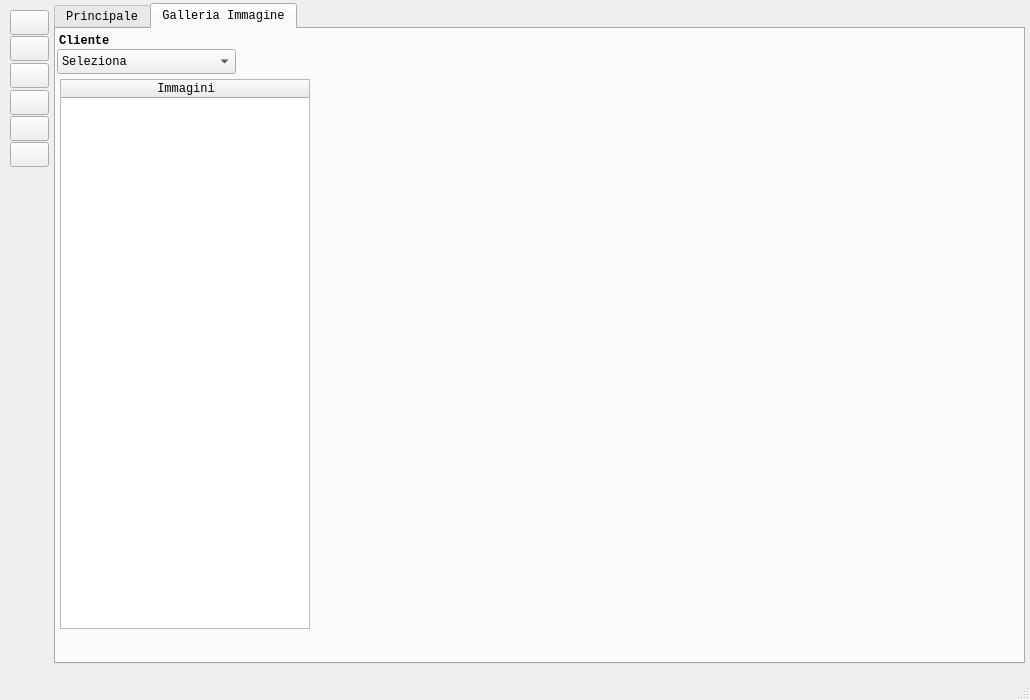
Above: QtUI/mainwindow.ui from emper0r/aron-conf before the change. Below: the same form after it.
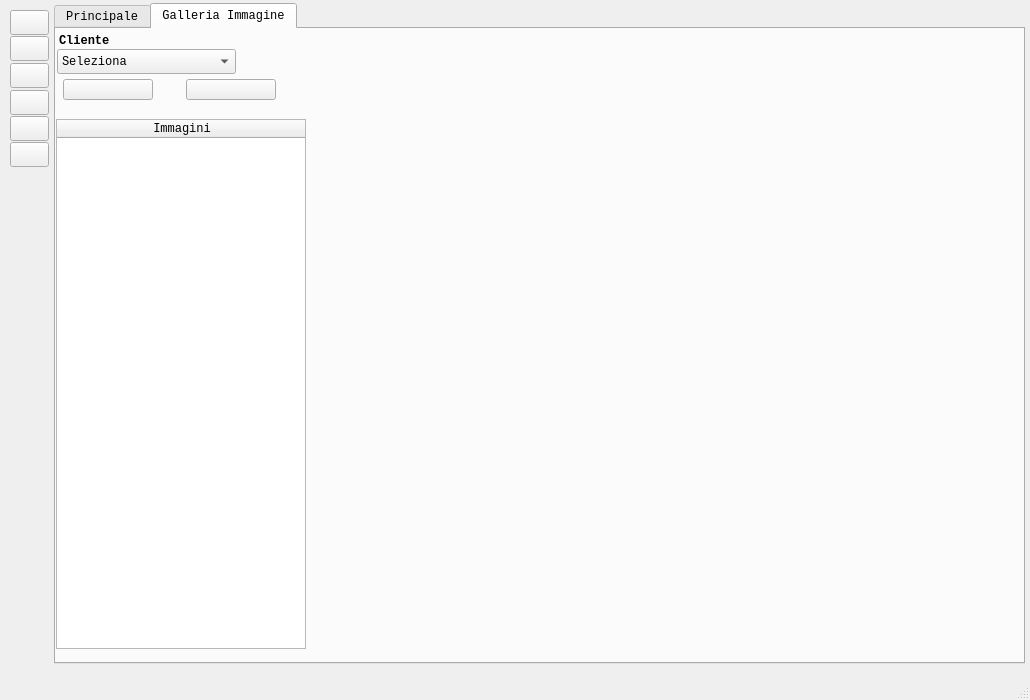
That is the form after the change. The open tabs and pages were chosen to show the change.

Commit message:
* Change photos buttons into toolbuttons
  + Fixed some minor bugs

Diff of the .ui file:
```diff
--- a/QtUI/mainwindow.ui
+++ b/QtUI/mainwindow.ui
@@ -887,19 +887,19 @@
        <string/>
       </property>
      </widget>
-     <widget class="QPushButton" name="btPlus_foto">
+     <widget class="QToolButton" name="btPlus_foto">
       <property name="geometry">
        <rect>
-        <x>240</x>
-        <y>16</y>
-        <width>25</width>
-        <height>25</height>
+        <x>7</x>
+        <y>50</y>
+        <width>90</width>
+        <height>21</height>
        </rect>
       </property>
       <property name="font">
        <font>
         <family>Monospace</family>
-        <pointsize>9</pointsize>
+        <pointsize>8</pointsize>
        </font>
       </property>
       <property name="cursor">
@@ -908,17 +908,17 @@
       <property name="text">
        <string/>
       </property>
-      <property name="flat">
-       <bool>true</bool>
+      <property name="toolButtonStyle">
+       <enum>Qt::ToolButtonTextBesideIcon</enum>
       </property>
      </widget>
      <widget class="QTableWidget" name="tableWidgetImg">
       <property name="geometry">
        <rect>
-        <x>4</x>
-        <y>50</y>
+        <x>0</x>
+        <y>90</y>
         <width>250</width>
-        <height>550</height>
+        <height>530</height>
        </rect>
       </property>
       <property name="sizePolicy">
@@ -930,13 +930,13 @@
       <property name="minimumSize">
        <size>
         <width>250</width>
-        <height>550</height>
+        <height>530</height>
        </size>
       </property>
       <property name="maximumSize">
        <size>
         <width>250</width>
-        <height>550</height>
+        <height>530</height>
        </size>
       </property>
       <property name="sizeIncrement">
@@ -990,19 +990,19 @@
        </property>
       </column>
      </widget>
-     <widget class="QPushButton" name="btMinus_foto">
+     <widget class="QToolButton" name="btMinus_foto">
       <property name="geometry">
        <rect>
-        <x>273</x>
-        <y>16</y>
-        <width>25</width>
-        <height>25</height>
+        <x>130</x>
+        <y>50</y>
+        <width>90</width>
+        <height>21</height>
        </rect>
       </property>
       <property name="font">
        <font>
         <family>Monospace</family>
-        <pointsize>9</pointsize>
+        <pointsize>8</pointsize>
        </font>
       </property>
       <property name="cursor">
@@ -1011,8 +1011,8 @@
       <property name="text">
        <string/>
       </property>
-      <property name="flat">
-       <bool>true</bool>
+      <property name="toolButtonStyle">
+       <enum>Qt::ToolButtonTextBesideIcon</enum>
       </property>
      </widget>
      <zorder>btPlus_foto</zorder>
```
Left out of the diff: 112 changed lines with no effect on the pictures. The commit also changes 2 other files.
